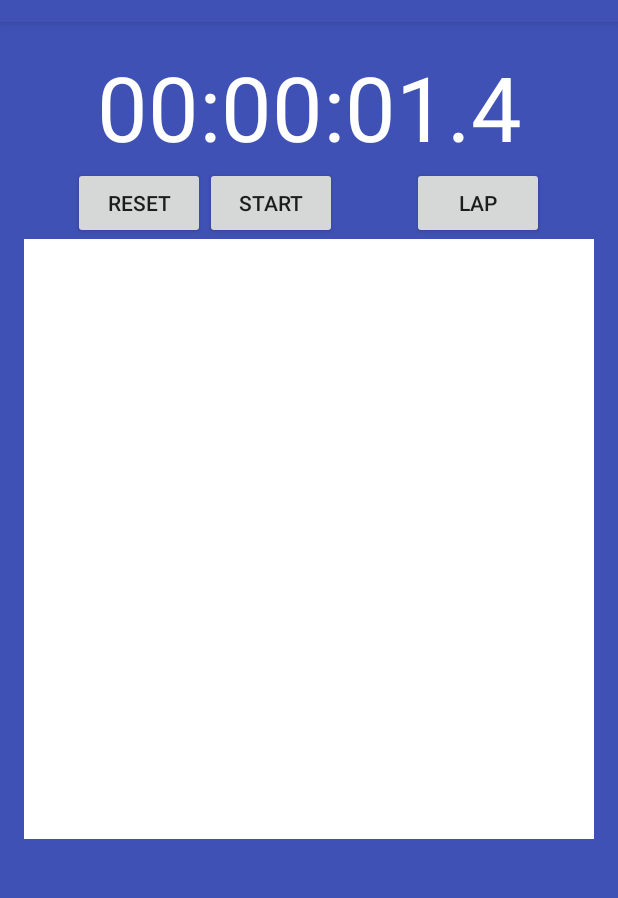
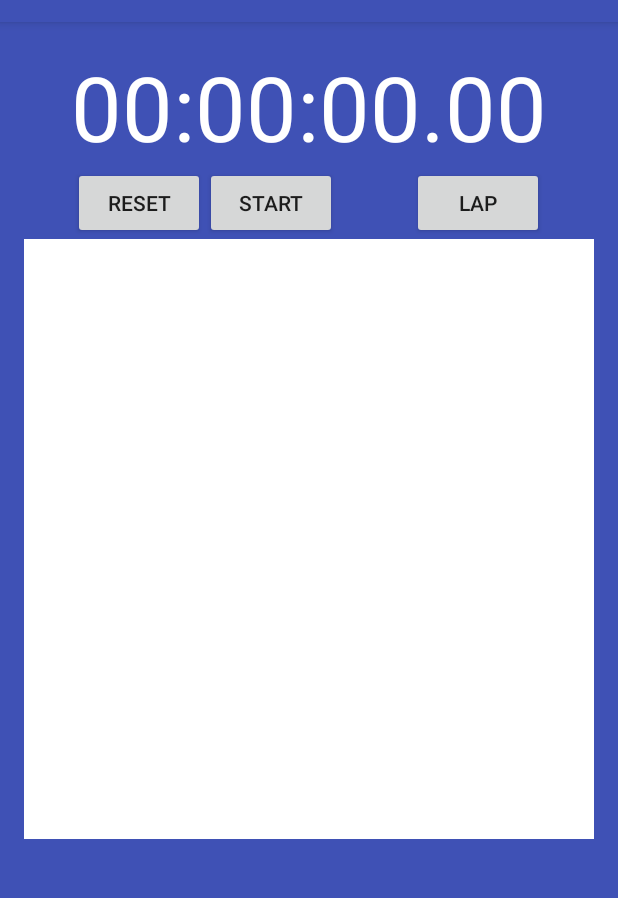
Before and after one commit to cateye/MovementStopWatch, an Android app: the screen it shows after launch (MainActivity), after a tap on "STOP", on a phone screen of 412 x 824 dp, the part 62-960 px from its top. Run offline under Robolectric (Android 15) with nearby library versions, the phone set to English and light mode, and no system bars; 2 other taps on this screen came first.

Commit message:
fix microsecond formatting

```diff
--- a/app/src/main/java/com/kataysantos/movementstopwatch/MainActivity.java
+++ b/app/src/main/java/com/kataysantos/movementstopwatch/MainActivity.java
@@ -28,22 +28,16 @@ public class MainActivity extends AppCompatActivity {
         initComponents();
     }
 
-    private static String twoDigits(int n) {
-        return (n < 10 ? "0" : "") + String.valueOf(n);
-    }
-
     public void updateOnTime(final StopWatch.Time time) {
         if (clockTextView == null) {
             return;
         }
-        final String timeString = twoDigits(time.hours) + ":" + twoDigits(time.minutes) + ":" + twoDigits(time.secs) + "." + (time.millisecs % 10);
         runOnUiThread(new Runnable() {
             @Override
             public void run() {
-                clockTextView.setText(timeString);
+                clockTextView.setText(time.toString());
             }
         });
-
     }
 
     private void initComponents() {
--- a/app/src/main/java/com/kataysantos/movementstopwatch/StopWatch.java
+++ b/app/src/main/java/com/kataysantos/movementstopwatch/StopWatch.java
@@ -71,9 +71,12 @@ public class StopWatch {
             return millisecs + (secs * 1000) + (minutes * 60 * 1000) + (hours * 60 * 60 * 1000);
         }
 
+        private String twoDigits(int n) {
+            return (n < 10 ? "0" : "") + String.valueOf(n);
+        }
+
         public String toString() {
-            //return String.format("%02d:%02d:%02d.%d", hours, minutes, secs, millisecs);
-            return hours + ":" + minutes + ":" + secs + "." + (millisecs % 10);
+            return twoDigits(hours) + ":" + twoDigits(minutes) + ":" + twoDigits(secs) + "." + twoDigits(millisecs % 100);
         }
     }
 
```
